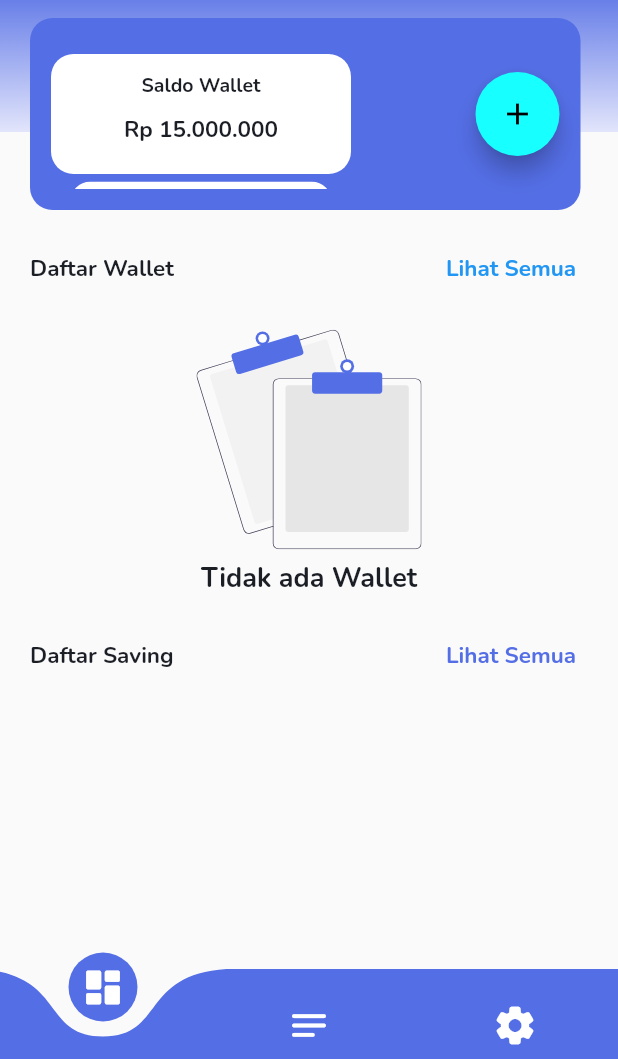
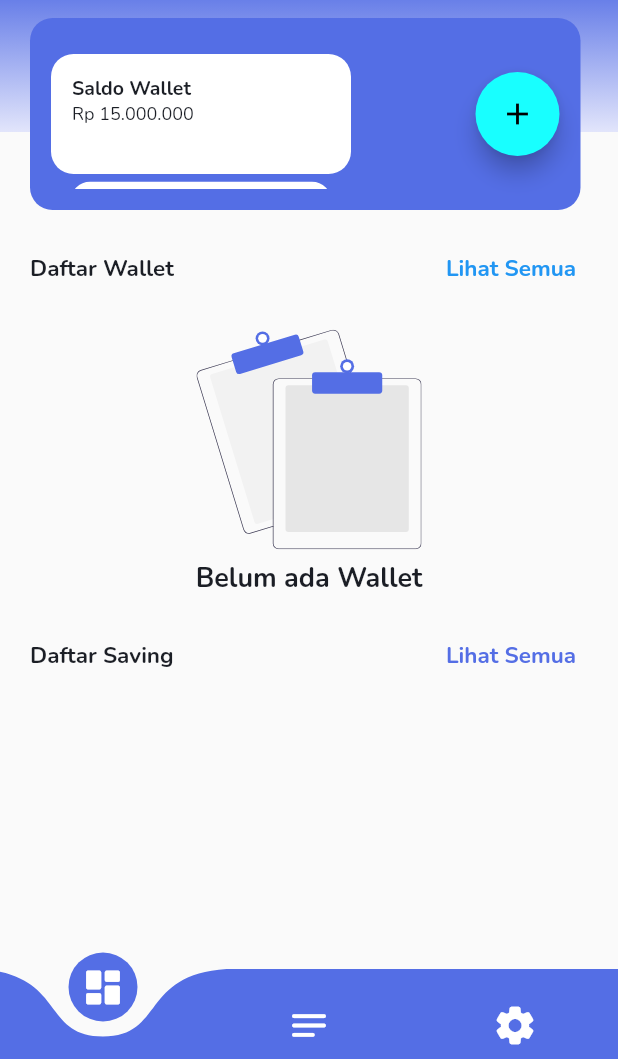
Before and after one commit to AlvinHadinata/walleto, a Flutter app: the screen it shows after launch, on a phone screen of 412 x 824 dp, the part 177-1236 px from its top. Run offline on Flutter 3.47's test engine with Material 2 defaults, Android fonts, the phone set to English and light mode, and no system bars; drawn by our look-alikes of carousel_slider, curved_navigation_bar; our stand-ins replace flutter_spinkit, flutter_svg, google_fonts, hive, hive_flutter, lottie and 1 more; accounts and stored records are empty.

Commit message:
Walleto Splash Screen

```diff
--- a/lib/main.dart
+++ b/lib/main.dart
@@ -57,7 +57,7 @@ class MyApp extends StatelessWidget {
     SystemChrome.setSystemUIOverlayStyle(
         SystemUiOverlayStyle(statusBarColor: Colors.transparent));
     return MaterialApp(
-      title: 'Flutter Demo',
+      title: 'Walleto',
       debugShowCheckedModeBanner: false,
       theme: ThemeData(
         primarySwatch: Colors.blue,
--- a/lib/screens/category/category_page.dart
+++ b/lib/screens/category/category_page.dart
@@ -13,7 +13,7 @@ class CategoryPage extends StatelessWidget {
   Widget _buildContent(BuildContext context) {
     return SingleChildScrollView(
       child: Padding(
-        padding: EdgeInsets.all(40.0),
+        padding: EdgeInsets.all(25.0),
         child: Wrap(
           spacing: 35,
           runSpacing: 30,
--- a/lib/screens/main_menu_page.dart
+++ b/lib/screens/main_menu_page.dart
@@ -34,7 +34,7 @@ class MainMenuPage extends StatelessWidget {
           if (box.values.isEmpty) {
             return AnimationPlaceholder(
               animation: 'assets/no_data.svg',
-              text: 'Tidak ada Wallet',
+              text: 'Belum ada Wallet',
             );
           } else {
             return CarouselSlider.builder(
@@ -106,7 +106,7 @@ class MainMenuPage extends StatelessWidget {
           if (box.values.isEmpty) {
             return AnimationPlaceholder(
               animation: "assets/no_data.svg",
-              text: "Anda Tidak mempunyai target tabungan",
+              text: "Anda belum mempunyai target tabungan",
             );
           } else {
             return ListView.builder(
@@ -175,8 +175,11 @@ class MainMenuPage extends StatelessWidget {
                           borderRadius: BorderRadius.circular(15),
                         ),
                         child: Padding(
-                          padding: const EdgeInsets.all(12),
-                          child: Column(
+                          padding: const EdgeInsets.all(14),
+                          child: Row(
+                            children: [
+                              Column(
+                                crossAxisAlignment: CrossAxisAlignment.start,
                                 children: [
                                   Text(
                                     'Saldo Wallet',
@@ -185,14 +188,15 @@ class MainMenuPage extends StatelessWidget {
                                       fontWeight: bold,
                                     ),
                                   ),
-                              SizedBox(height: 10),
                                   Text(
                                     'Rp 15.000.000',
                                     style: blackTextStyle.copyWith(
-                                  fontSize: 15,
-                                  fontWeight: bold,
+                                      fontSize: 12,
+                                      fontWeight: regular,
                                     ),
                                   )
+                                ],
+                              ),
                             ],
                           ),
                         )),
@@ -202,8 +206,11 @@ class MainMenuPage extends StatelessWidget {
                         borderRadius: BorderRadius.circular(15),
                       ),
                       child: Padding(
-                        padding: const EdgeInsets.all(12),
-                        child: Column(
+                        padding: const EdgeInsets.all(14),
+                        child: Row(
+                          children: [
+                            Column(
+                              crossAxisAlignment: CrossAxisAlignment.start,
                               children: [
                                 Text(
                                   'Saldo Saving',
@@ -212,14 +219,15 @@ class MainMenuPage extends StatelessWidget {
                                     fontWeight: bold,
                                   ),
                                 ),
-                            SizedBox(height: 10),
                                 Text(
-                              'Rp 12.000.000',
+                                  'Rp. 120.000',
                                   style: blackTextStyle.copyWith(
-                                fontSize: 15,
-                                fontWeight: bold,
+                                    fontSize: 12,
+                                    fontWeight: regular,
                                   ),
-                            )
+                                ),
+                              ],
+                            ),
                           ],
                         ),
                       ),
@@ -494,7 +502,3 @@ class MainMenuPage extends StatelessWidget {
     );
   }
 }
-
-// Widget savingList(BuildContext context) {
-
-// }
--- a/lib/screens/notes/note_add_page.dart
+++ b/lib/screens/notes/note_add_page.dart
@@ -30,8 +30,8 @@ class NoteAddPage extends StatelessWidget {
               child: Column(
                 children: [
                   CustomTextField(
-                    labelText: "Title",
-                    hintText: "Title A B C",
+                    labelText: "Judul",
+                    hintText: "Masukkan judul",
                     keyboardType: TextInputType.text,
                     controller: _titleController,
                     maxLines: 1,
@@ -42,7 +42,7 @@ class NoteAddPage extends StatelessWidget {
                   const SizedBox(height: 20),
                   CustomTextField(
                     labelText: "Deskripsi",
-                    hintText: "Masukan Deskripsi",
+                    hintText: "Masukan deskripsi",
                     keyboardType: TextInputType.multiline,
                     controller: _descriptionController,
                     maxLines: 4,
--- a/pubspec.yaml
+++ b/pubspec.yaml
@@ -46,6 +46,12 @@ dev_dependencies:
   build_runner: ^2.1.5
   hive_generator: ^1.1.1
 
+flutter_native_splash:
+  background_image: "assets/walleto_splash.png"
+  android: true
+  android_gravity: center
+  fullscreen: true
+
 flutter:
   uses-material-design: true
 
```
Also changed, not shown: lib/screens/notes/note_edit_page.dart (+4 -5 lines), lib/screens/notes/note_page.dart (+17 -9 lines), assets/walleto_splash.png (added), 9 other files. Lines whose indentation alone changed are shown as unchanged.
